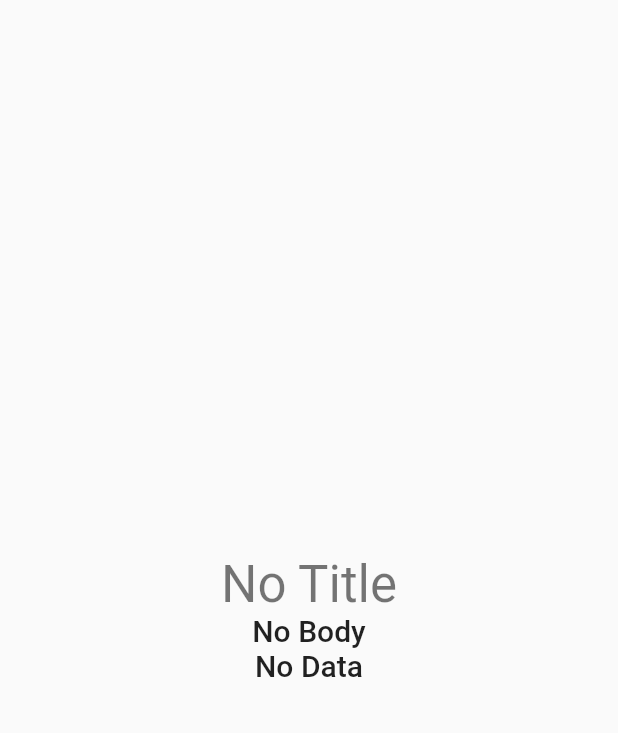
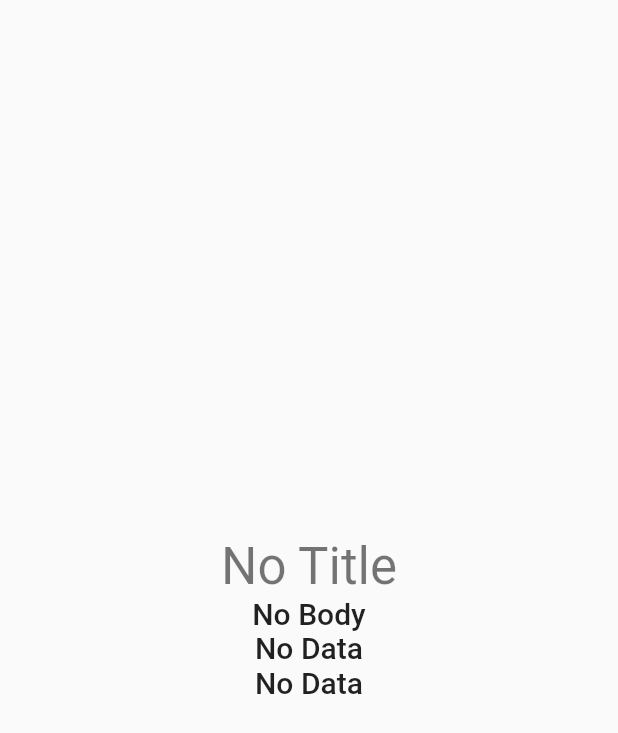
Before and after one commit to RidhaAF/flutter_push_notification, a Flutter app: the screen it shows after launch, on a phone screen of 412 x 824 dp. Shown: the top 733 px of the screen. Run offline on Flutter 3.47's test engine with Material 2 defaults, Android fonts, the phone set to English and light mode, and no system bars; our stand-ins replace firebase_core, firebase_messaging; accounts and stored records are empty.

Commit message:
Update notification data

```diff
--- a/lib/home_page.dart
+++ b/lib/home_page.dart
@@ -48,6 +48,10 @@ class _HomePageState extends State<HomePage> {
               notificationData,
               style: Theme.of(context).textTheme.headline6,
             ),
+            Text(
+              notificationData,
+              style: Theme.of(context).textTheme.headline6,
+            ),
           ],
         ),
       ),
```
